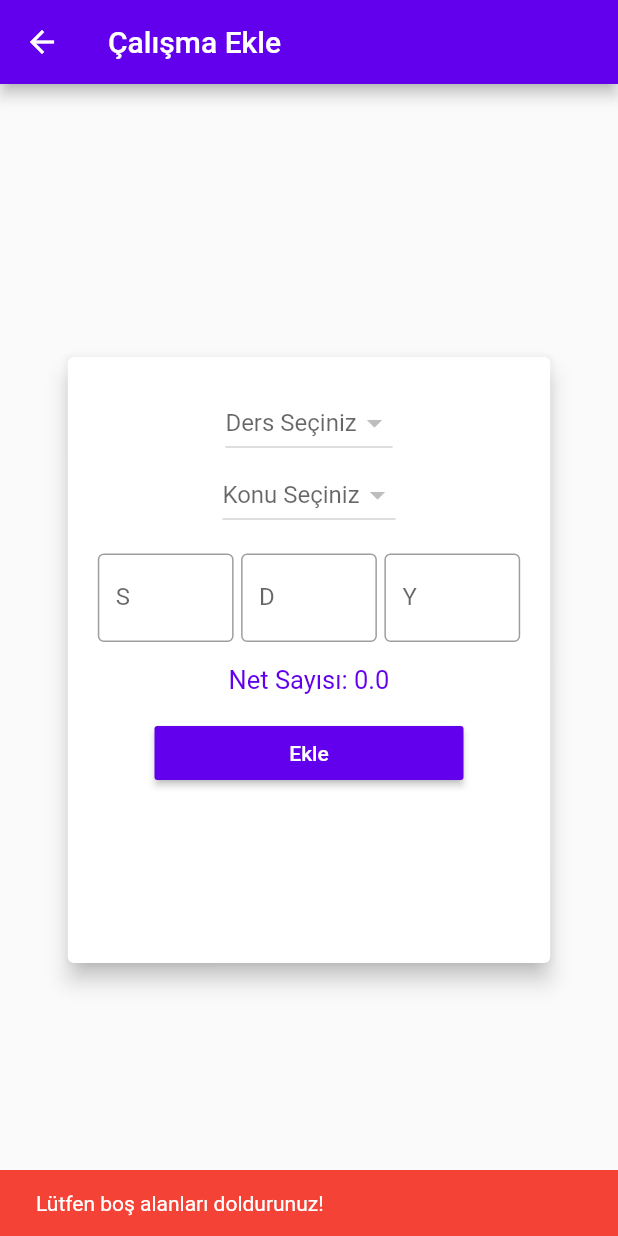
After one commit to alperen23230/Study-Tracking-App-Flutter, a Flutter app: the AddStudyInputScreen screen opened by its route, after a tap on "Ekle", on a phone screen of 412 x 824 dp. The commit adds this screen. Run offline on Flutter 3.47's test engine with Material 2 defaults, Android fonts, the phone set to English and light mode, and no system bars; our stand-ins replace flutter_colorpicker, lottie, sqflite; missing offline and left inert: appspector; accounts and stored records are empty.

Commit message:
Add Study Input Screen finished.

```diff
--- a/lib/main.dart
+++ b/lib/main.dart
@@ -1,4 +1,5 @@
 import 'package:StudyTrackingApp/screens/add_lesson_screen/add_lesson_screen.dart';
+import 'package:StudyTrackingApp/screens/add_study_input_screen/add_study_input_screen.dart';
 import 'package:StudyTrackingApp/screens/splash_screen/splash_screen.dart';
 import 'package:StudyTrackingApp/screens/subjects_screen/subjects_screen.dart';
 import 'package:StudyTrackingApp/screens/tabs_screen/tabs_screen.dart';
@@ -37,6 +38,7 @@ class MyApp extends StatelessWidget {
         '/tabs-screen': (ctx) => TabsScreen(),
         '/add-lesson': (ctx) => AddLessonScreen(),
         '/subjects': (ctx) => SubjectsScreen(),
+        '/add-study-input': (ctx) => AddStudyInputScreen(),
       },
     );
   }
--- a/lib/screens/add_lesson_screen/add_lesson_screen_view.dart
+++ b/lib/screens/add_lesson_screen/add_lesson_screen_view.dart
@@ -24,7 +24,6 @@ class AddLessonScreenView extends AddLessonViewModel {
             elevation: 6,
             child: Container(
               padding: EdgeInsets.all(20),
-              margin: EdgeInsets.symmetric(vertical: 30),
               child: Column(
                 mainAxisAlignment: MainAxisAlignment.center,
                 crossAxisAlignment: CrossAxisAlignment.center,
--- /dev/null
+++ b/lib/screens/add_study_input_screen/add_study_input_screen.dart
@@ -0,0 +1,8 @@
+import 'package:StudyTrackingApp/screens/add_lesson_screen/add_lesson_screen_view.dart';
+import 'package:StudyTrackingApp/screens/add_study_input_screen/add_study_input_screen_view.dart';
+import 'package:flutter/material.dart';
+
+class AddStudyInputScreen extends StatefulWidget {
+  @override
+  AddStudyInputScreenView createState() => AddStudyInputScreenView();
+}
--- /dev/null
+++ b/lib/screens/add_study_input_screen/add_study_input_screen_view.dart
@@ -0,0 +1,158 @@
+import 'package:StudyTrackingApp/core/models/lesson_model/lesson.dart';
+import 'package:StudyTrackingApp/core/models/subject_model/subject.dart';
+import 'package:StudyTrackingApp/screens/add_study_input_screen/add_study_input_view_model.dart';
+import 'package:flutter/material.dart';
+
+class AddStudyInputScreenView extends AddStudyInputScreenViewModel {
+  @override
+  Widget build(BuildContext context) {
+    final screenSize = MediaQuery.of(context).size;
+    return Scaffold(
+      key: scaffoldKey,
+      appBar: AppBar(
+        title: Text("Çalışma Ekle"),
+      ),
+      body: Center(
+        child: Container(
+          width: screenSize.width * 0.8,
+          height: screenSize.height * 0.5,
+          child: Card(
+            elevation: 6,
+            child: Container(
+              padding: EdgeInsets.all(20),
+              child: Column(
+                crossAxisAlignment: CrossAxisAlignment.center,
+                children: <Widget>[
+                  buildLessonDropdown(),
+                  buildSubjectDropdown(),
+                  SizedBox(
+                    height: 15,
+                  ),
+                  buildStudyNumbersRow(),
+                  SizedBox(
+                    height: 15,
+                  ),
+                  buildNetNumberText(context),
+                  SizedBox(
+                    height: 15,
+                  ),
+                  Container(
+                    width: screenSize.width * 0.5,
+                    child: RaisedButton(
+                      child: Text(
+                        "Ekle",
+                        style: TextStyle(color: Colors.white),
+                      ),
+                      color: Theme.of(context).primaryColor,
+                      onPressed: () => addStudyInput(context),
+                    ),
+                  ),
+                ],
+              ),
+            ),
+          ),
+        ),
+      ),
+    );
+  }
+
+  Text buildNetNumberText(BuildContext context) {
+    return Text(
+      "Net Sayısı: $netNumber",
+      style: TextStyle(
+        fontSize: 17,
+        color: Theme.of(context).primaryColor,
+      ),
+    );
+  }
+
+  Row buildStudyNumbersRow() {
+    return Row(
+      children: <Widget>[
+        Flexible(
+          child: TextField(
+            keyboardType: TextInputType.number,
+            controller: questionNumberController,
+            decoration: InputDecoration(
+              border: OutlineInputBorder(),
+              labelText: 'S',
+            ),
+          ),
+        ),
+        SizedBox(
+          width: 5,
+        ),
+        Flexible(
+          child: TextField(
+            keyboardType: TextInputType.number,
+            controller: trueNumberController,
+            decoration: InputDecoration(
+              border: OutlineInputBorder(),
+              labelText: 'D',
+            ),
+            onChanged: (_) {
+              calculateNetNumber();
+            },
+          ),
+        ),
+        SizedBox(
+          width: 5,
+        ),
+        Flexible(
+          child: TextField(
+            keyboardType: TextInputType.number,
+            controller: falseNumberController,
+            decoration: InputDecoration(
+              border: OutlineInputBorder(),
+              labelText: 'Y',
+            ),
+            onChanged: (_) {
+              calculateNetNumber();
+            },
+          ),
+        ),
+      ],
+    );
+  }
+
+  DropdownButton<Subject> buildSubjectDropdown() {
+    return DropdownButton<Subject>(
+      hint: Text("Konu Seçiniz"),
+      value: selectedSubject,
+      elevation: 16,
+      onChanged: (Subject newSubject) {
+        setState(() {
+          selectedSubject = newSubject;
+        });
+      },
+      items: subjectsList.map<DropdownMenuItem<Subject>>((Subject value) {
+        return DropdownMenuItem<Subject>(
+          value: value,
+          child: Text(value.name),
+        );
+      }).toList(),
+    );
+  }
+
+  DropdownButton<Lesson> buildLessonDropdown() {
+    return DropdownButton<Lesson>(
+      hint: Text("Ders Seçiniz"),
+      value: selectedLesson,
+      elevation: 16,
+      onChanged: (Lesson newLesson) {
+        setState(() {
+          selectedLesson = newLesson;
+          getSubjects().then((_) {
+            selectedSubject = subjectsList.first;
+          });
+        });
+      },
+      items: lessonsList.map<DropdownMenuItem<Lesson>>((Lesson value) {
+        return DropdownMenuItem<Lesson>(
+          value: value,
+          child: Text(value.name),
+        );
+      }).toList(),
+    );
+  }
+}
--- /dev/null
+++ b/lib/screens/add_study_input_screen/add_study_input_view_model.dart
@@ -0,0 +1,129 @@
+import 'package:StudyTrackingApp/core/models/lesson_model/lesson.dart';
+import 'package:StudyTrackingApp/core/models/lesson_model/lesson_database_provider.dart';
+import 'package:StudyTrackingApp/core/models/study_input_model/study_input.dart';
+import 'package:StudyTrackingApp/core/models/study_input_model/study_input_database_provider.dart';
+import 'package:StudyTrackingApp/core/models/subject_model/subject.dart';
+import 'package:StudyTrackingApp/core/models/subject_model/subject_database_provider.dart';
+import 'package:StudyTrackingApp/screens/add_study_input_screen/add_study_input_screen.dart';
+import 'package:flutter/material.dart';
+import 'package:uuid/uuid.dart';
+
+abstract class AddStudyInputScreenViewModel extends State<AddStudyInputScreen> {
+  Lesson selectedLesson;
+  Subject selectedSubject;
+
+  TextEditingController questionNumberController =
+      TextEditingController(text: "");
+  TextEditingController trueNumberController = TextEditingController(text: "");
+  TextEditingController falseNumberController = TextEditingController(text: "");
+
+  double netNumber = 0.0;
+
+  List<Lesson> lessonsList = [];
+  List<Subject> subjectsList = [];
+
+  LessonDatabaseProvider lessonsDB;
+  SubjectDatabaseProvider subjectsDB;
+  StudyInputDatabaseProvider studyInputDB;
+
+  final uuid = Uuid();
+  final scaffoldKey = GlobalKey<ScaffoldState>();
+
+  @override
+  void initState() {
+    super.initState();
+    studyInputDB = StudyInputDatabaseProvider();
+    lessonsDB = LessonDatabaseProvider();
+    subjectsDB = SubjectDatabaseProvider();
+    studyInputDB.open();
+    lessonsDB.open().then((_) {
+      getLessons().then((_) {
+        selectedLesson = lessonsList.first;
+        subjectsDB.open();
+      });
+    });
+  }
+
+  Future<void> getLessons() async {
+    await lessonsDB.getList().then((lessonList) {
+      setState(() {
+        lessonsList = lessonList;
+      });
+    });
+  }
+
+  Future<void> getSubjects() async {
+    await subjectsDB.getListByLesson(selectedLesson.id).then((subjects) {
+      setState(() {
+        if (subjects != null) {
+          subjectsList = subjects;
+        } else {
+          subjectsList = [];
+        }
+      });
+    });
+  }
+
+  calculateNetNumber() {
+    if (trueNumberController.text.isNotEmpty &&
+        falseNumberController.text.isNotEmpty) {
+      double net = int.parse(trueNumberController.text) -
+          (int.parse(falseNumberController.text) * 0.25);
+      setState(() {
+        netNumber = net;
+      });
+    } else {
+      setState(() {
+        netNumber = 0.0;
+      });
+    }
+    print(netNumber.toString());
+  }
+
+  void addStudyInput(BuildContext ctx) async {
+    if (selectedLesson != null &&
+        selectedSubject != null &&
+        questionNumberController.text.isNotEmpty &&
+        trueNumberController.text.isNotEmpty &&
+        falseNumberController.text.isNotEmpty) {
+      int questionNumber = int.parse(questionNumberController.text);
+      int trueNumber = int.parse(trueNumberController.text);
+      int falseNumber = int.parse(falseNumberController.text);
+      if (questionNumber >= trueNumber + falseNumber) {
+        StudyInput studyInputModel = StudyInput(
+            id: uuid.v4(),
+            lessonId: selectedLesson.id,
+            subjectId: selectedSubject.id,
+            questionNumber: questionNumber,
+            trueNumber: trueNumber,
+            falseNumber: falseNumber,
+            netNumber: netNumber,
+            date: DateTime.now().millisecondsSinceEpoch);
+        await studyInputDB.insertItem(studyInputModel).then((isSuccess) {
+          if (isSuccess) {
+            Navigator.of(ctx).pushNamedAndRemoveUntil(
+              '/tabs-screen',
+              (route) => false,
+            );
+          } else {
+            print("error");
+          }
+        });
+      } else {
+        scaffoldKey.currentState.showSnackBar(
+          SnackBar(
+            content: Text("Girdiğiniz sayılar birbiriyle uyuşmamaktadır!"),
+            backgroundColor: Colors.red,
+          ),
+        );
+      }
+    } else {
+      scaffoldKey.currentState.showSnackBar(
+        SnackBar(
+          content: Text("Lütfen boş alanları doldurunuz!"),
+          backgroundColor: Colors.red,
+        ),
+      );
+    }
+  }
+}
--- a/lib/screens/lessons_screen/lessons_screen_view_model.dart
+++ b/lib/screens/lessons_screen/lessons_screen_view_model.dart
@@ -14,7 +14,9 @@ abstract class LessonsScreenViewModel extends State<LessonsScreen> {
     print("state initialize");
     lessonsDB = LessonDatabaseProvider();
     lessonsDB.open().then((_) {
-      getLessons();
+      Future.delayed(const Duration(milliseconds: 1000), () {
+        getLessons();
+      });
     });
   }
 
--- a/lib/screens/tabs_screen/tabs_screen.dart
+++ b/lib/screens/tabs_screen/tabs_screen.dart
@@ -45,7 +45,7 @@ class _TabsScreenState extends State<TabsScreen> {
                   Navigator.of(context).pushNamed('/add-lesson');
                 } else if (_pages[_selectedPageIndex]['title'] ==
                     "Öğrenci Çalışmaları") {
-                  //Navigate another screeen
+                  Navigator.of(context).pushNamed('/add-study-input');
                 }
               },
             ),
```
